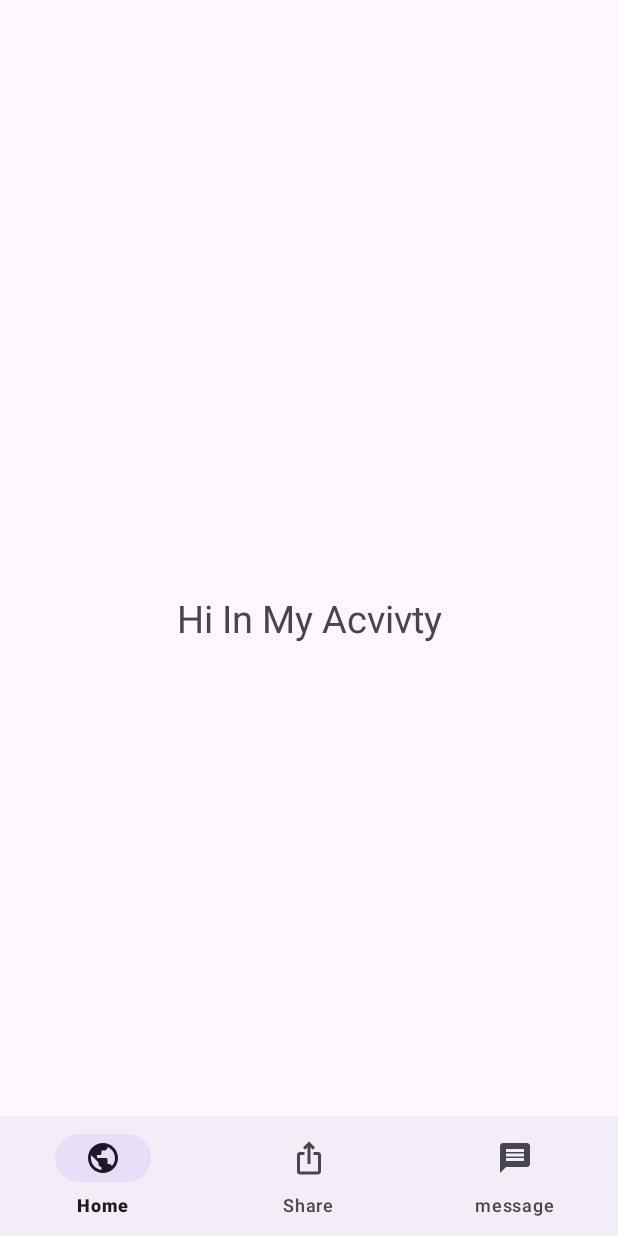
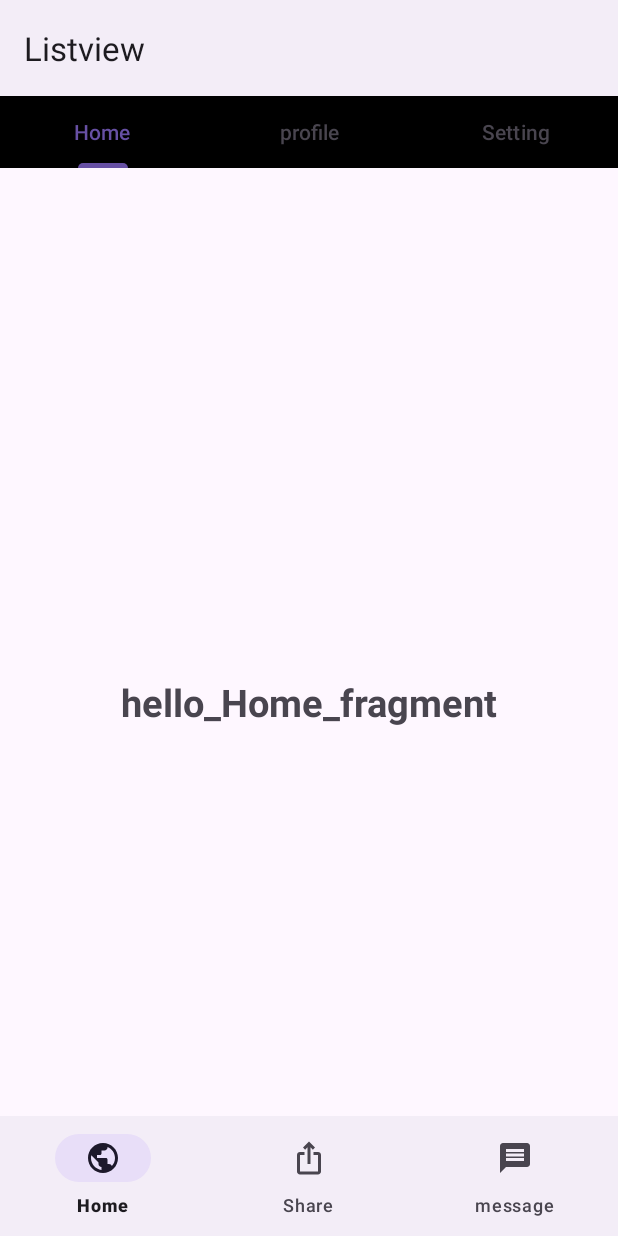
Before and after one commit to saifghannam/NavigationDrawer_grened, an Android app: the MainActivity2 screen opened directly, with no data from a screen before it, on a phone screen of 412 x 824 dp. Run offline under Robolectric (Android 15) with nearby library versions, the phone set to English and light mode, and no system bars.

Commit message:
AddTabsLayout

```diff
--- /dev/null
+++ b/app/src/main/java/com/example/listview/Adapter/MyAdapter.kt
@@ -0,0 +1,26 @@
+package com.example.listview.Adapter
+
+import android.content.Context
+import androidx.fragment.app.Fragment
+import androidx.fragment.app.FragmentManager
+import androidx.fragment.app.FragmentPagerAdapter
+import com.example.listview.Fragments.Home
+import com.example.listview.Fragments.Profile
+import com.example.listview.Fragments.Settings
+import com.example.listview.databinding.FragmentProfileBinding
+
+internal class MyAdapter(var context: Context,Fm:FragmentManager,var TotalTaps:Int):FragmentPagerAdapter(Fm) {
+    override fun getCount(): Int {
+        return TotalTaps
+    }
+
+    override fun getItem(position: Int): Fragment {
+       return when(position){
+           0->{Home()}
+           1->{Profile()}
+           2->{Settings()}
+           else->getItem(position)
+
+       }
+    }
+}
--- /dev/null
+++ b/app/src/main/java/com/example/listview/Fragments/Home.kt
@@ -0,0 +1,23 @@
+package com.example.listview.Fragments
+
+import android.os.Bundle
+import androidx.fragment.app.Fragment
+import android.view.LayoutInflater
+import android.view.View
+import android.view.ViewGroup
+import com.example.listview.R
+
+
+class Home : Fragment() {
+
+
+    override fun onCreateView(
+        inflater: LayoutInflater, container: ViewGroup?,
+        savedInstanceState: Bundle?
+    ): View? {
+        // Inflate the layout for this fragment
+        return inflater.inflate(R.layout.fragment_home, container, false)
+    }
+
+
+}
--- /dev/null
+++ b/app/src/main/java/com/example/listview/Fragments/Profile.kt
@@ -0,0 +1,22 @@
+package com.example.listview.Fragments
+
+import android.os.Bundle
+import androidx.fragment.app.Fragment
+import android.view.LayoutInflater
+import android.view.View
+import android.view.ViewGroup
+import com.example.listview.R
+
+class Profile : Fragment() {
+
+    override fun onCreateView(
+        inflater: LayoutInflater, container: ViewGroup?,
+        savedInstanceState: Bundle?
+    ): View? {
+        // Inflate the layout for this fragment
+        return inflater.inflate(R.layout.fragment_profile, container, false)
+    }
+
+
+
+}
--- a/app/src/main/java/com/example/listview/MainActivity2.kt
+++ b/app/src/main/java/com/example/listview/MainActivity2.kt
@@ -3,18 +3,50 @@ package com.example.listview
 import androidx.appcompat.app.AppCompatActivity
 import android.os.Bundle
 import android.view.MenuItem
+import android.widget.TableLayout
 import android.widget.Toast
 import androidx.appcompat.app.ActionBarDrawerToggle
 import androidx.drawerlayout.widget.DrawerLayout
+import androidx.viewpager.widget.ViewPager
+import com.example.listview.Adapter.MyAdapter
 import com.google.android.material.navigation.NavigationView
+import com.google.android.material.tabs.TabLayout
 
 class MainActivity2 : AppCompatActivity() {
+   private lateinit var pager: ViewPager
+    private lateinit var tabLayout: TabLayout
     lateinit var toggle: ActionBarDrawerToggle
     override fun onCreate(savedInstanceState: Bundle?) {
         super.onCreate(savedInstanceState)
         setContentView(R.layout.activity_main2)
         var drawerLayout:DrawerLayout=findViewById(R.id.drawer_id)
         var navView:NavigationView=findViewById(R.id.nav_id)
+        pager=findViewById(R.id.viewpager)
+        tabLayout=findViewById(R.id.tableLayoutId)
+
+        tabLayout.addTab(tabLayout.newTab().setText("Home"))
+        tabLayout.addTab(tabLayout.newTab().setText("profile"))
+        tabLayout.addTab(tabLayout.newTab().setText("Setting"))
+        tabLayout.tabGravity=TabLayout.GRAVITY_FILL
+        var adapter=MyAdapter(this,supportFragmentManager,tabLayout.tabCount)
+
+        pager.adapter=adapter
+        pager.addOnPageChangeListener(TabLayout.TabLayoutOnPageChangeListener(tabLayout))
+        tabLayout.addOnTabSelectedListener(object:TabLayout.OnTabSelectedListener{
+            override fun onTabSelected(tab: TabLayout.Tab?) {
+               pager.currentItem=tab!!.position
+            }
+
+            override fun onTabUnselected(tab: TabLayout.Tab?) {
+
+            }
+
+            override fun onTabReselected(tab: TabLayout.Tab?) {
+
+            }
+
+
+        })
 
         toggle= ActionBarDrawerToggle(this,drawerLayout,R.string.open,R.string.close)
         drawerLayout.addDrawerListener(toggle)
--- a/app/src/main/res/layout/activity_main2.xml
+++ b/app/src/main/res/layout/activity_main2.xml
@@ -11,18 +11,24 @@
         android:layout_width="match_parent"
         android:layout_height="match_parent">
 
-        <TextView
-            android:id="@+id/text_id"
-            android:layout_width="wrap_content"
+        <com.google.android.material.tabs.TabLayout
+            android:layout_width="match_parent"
             android:layout_height="wrap_content"
-            android:text="Hi In My Acvivty"
-            android:textSize="25dp"
-            app:layout_constraintBottom_toBottomOf="parent"
+            android:id="@+id/tableLayoutId"
+            android:background="@color/black"
+            app:layout_constraintStart_toStartOf="parent"
+            app:layout_constraintEnd_toEndOf="parent"
+            app:layout_constraintTop_toTopOf="parent"
+            />
+        <androidx.viewpager.widget.ViewPager
+
+            android:layout_width="0dp"
+            android:layout_height="0dp"
+            android:id="@+id/viewpager"
+            app:layout_constraintTop_toBottomOf="@id/tableLayoutId"
             app:layout_constraintEnd_toEndOf="parent"
             app:layout_constraintStart_toStartOf="parent"
-            app:layout_constraintTop_toTopOf="parent" />
-
-
+            app:layout_constraintBottom_toBottomOf="parent"/>
         <com.google.android.material.bottomnavigation.BottomNavigationView
             android:layout_width="match_parent"
             android:layout_height="wrap_content"
--- /dev/null
+++ b/app/src/main/res/layout/fragment_home.xml
@@ -0,0 +1,17 @@
+<?xml version="1.0" encoding="utf-8"?>
+<FrameLayout xmlns:android="http://schemas.android.com/apk/res/android"
+    xmlns:tools="http://schemas.android.com/tools"
+    android:layout_width="match_parent"
+    android:layout_height="match_parent"
+    tools:context=".Fragments.Home">
+
+    <!-- TODO: Update blank fragment layout -->
+    <TextView
+        android:layout_width="match_parent"
+        android:layout_height="match_parent"
+        android:gravity="center"
+        android:textSize="25dp"
+        android:textStyle="bold"
+        android:text="hello_Home_fragment" />
+
+</FrameLayout>
--- a/app/src/main/res/values/strings.xml
+++ b/app/src/main/res/values/strings.xml
@@ -2,4 +2,6 @@
     <string name="app_name">Listview</string>
     <string name="open">open</string>
     <string name="close">close</string>
+    <!-- TODO: Remove or change this placeholder text -->
+    <string name="hello_blank_fragment">Hello blank fragment</string>
 </resources>
--- a/app/src/main/res/values/themes.xml
+++ b/app/src/main/res/values/themes.xml
@@ -1,7 +1,7 @@
 <resources xmlns:tools="http://schemas.android.com/tools">
     <!-- Base application theme. -->
-    <style name="Base.Theme.Listview" parent="Theme.Material3.DayNight.NoActionBar">
-        <!-- Customize your light theme here. -->
+    <style name="Base.Theme.Listview" parent="Theme.Material3.DayNight">
+           <!-- Customize your light theme here. -->
         <!-- <item name="colorPrimary">@color/my_light_primary</item> -->
     </style>
 
```
Also changed, not shown: app/src/main/java/com/example/listview/Fragments/Settings.kt (added, +20 -0 lines), app/src/main/res/layout/activity_main.xml (+0 -9 lines), app/src/main/res/layout/fragment_profile.xml (added, +17 -0 lines), app/src/main/res/layout/fragment_settings.xml (added, +16 -0 lines).
